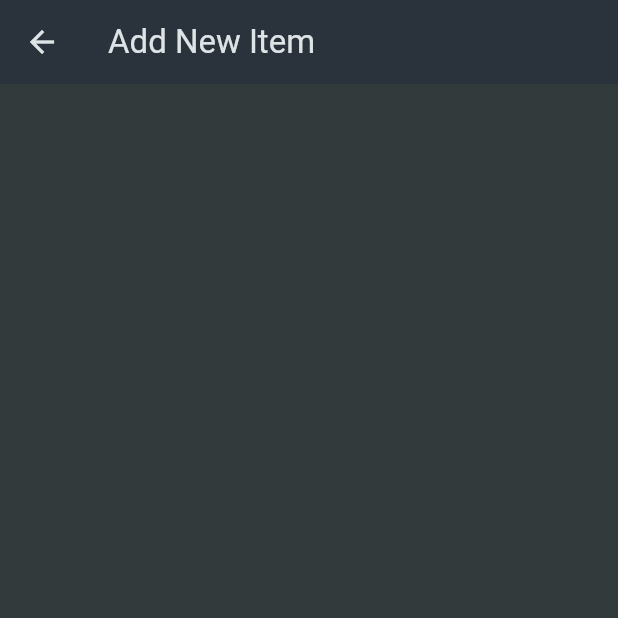
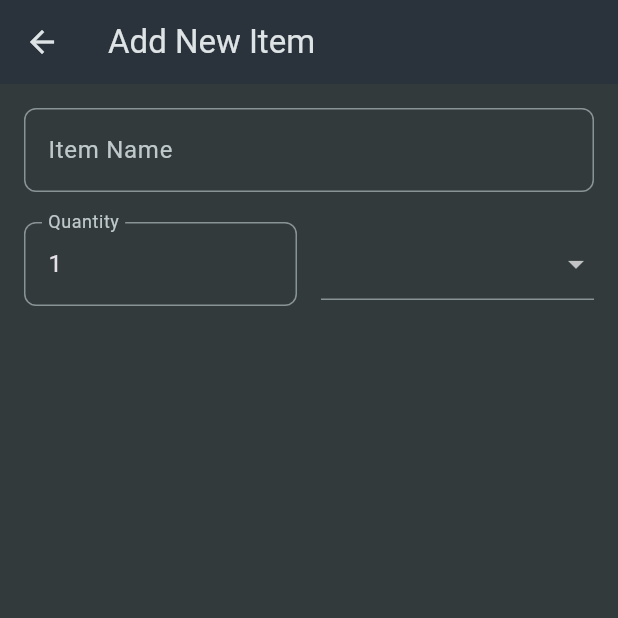
Before and after one commit to Akhi1Babu/Shopping_List_App, a Flutter app: the NewItem screen opened directly, on a phone screen of 412 x 824 dp, the top half of it. Run offline on Flutter 3.47's test engine with Material 3 defaults, Android fonts, the phone set to English and light mode, and no system bars.

```diff
--- a/lib/new_item.dart
+++ b/lib/new_item.dart
@@ -1,4 +1,5 @@
 import 'package:flutter/material.dart';
+import 'package:shopping_list_app/data/categories.dart';
 
 class NewItem extends StatefulWidget {
   const NewItem({super.key});
@@ -13,9 +14,74 @@ class _NewItemState extends State<NewItem> {
     return Scaffold(
       appBar: AppBar(
         title: const Text('Add New Item'),
-
       ),
-      body: Padding(padding: EdgeInsets.all(16)),
+      body: Padding(
+        padding: EdgeInsets.all(16),
+        child: Form(
+            child: Column(
+          crossAxisAlignment: CrossAxisAlignment.end,
+          children: [
+            TextFormField(
+              decoration: InputDecoration(
+                labelText: 'Item Name',
+                border: OutlineInputBorder(
+                  borderRadius: BorderRadius.circular(8),
+                ),
+              ),
+              validator: (value) {
+                if (value == null || value.isEmpty) {
+                  return 'Please enter an item name';
+                }
+                return null;
+              },
+            ),
+            SizedBox(height: 20,),
+            Row(
+              children: [
+                Expanded(
+                  child: TextFormField(
+                    decoration: InputDecoration(
+                      labelText: 'Quantity',
+                      border: OutlineInputBorder(
+                        borderRadius: BorderRadius.circular(8),
+                      ),
+                    ),
+                    initialValue: "1",
+                    keyboardType: TextInputType.number,
+                    validator: (value) {
+                      if (value == null || value.isEmpty) {
+                        return 'Please enter a quantity';
+                      }
+                      return null;
+                    },
+                  ),
+                ),
+                SizedBox(
+                  width: 16,
+                ),
+                Expanded(
+                    child: DropdownButtonFormField(items: [
+                  for (var category in categories.entries)
+                    DropdownMenuItem(
+                      value: category.value,
+                      child: Row(
+                        children: [
+                          Container(
+                            width: 15,
+                            height: 15,
+                            color: category.value.color,
+                          ),
+                          SizedBox(width: 8),
+                          Text(category.value.name),
+                        ],
+                      ),
+                    ),
+                ], onChanged: (value) {}))
+              ],
+            )
+          ],
+        )),
+      ),
     );
   }
 }
```
